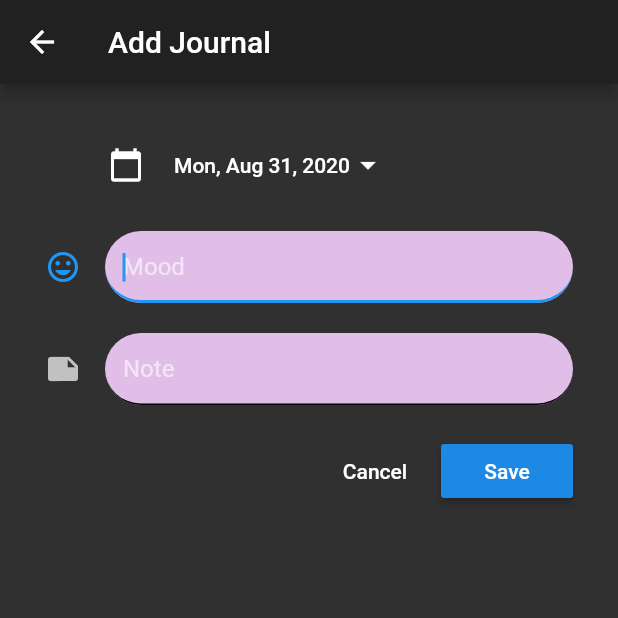
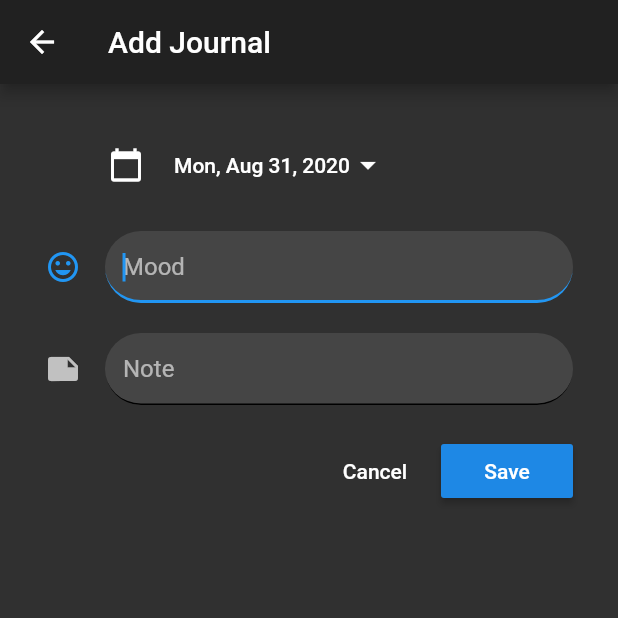
Before and after one commit to SPARSHAGGARWAL17/Flutter, a Flutter app: the screen it shows after launch, after a tap on the "add" icon, on a phone screen of 412 x 824 dp, the top half of it. Run offline on Flutter 3.47's test engine with Material 2 defaults, Android fonts, the phone set to English and light mode, and no system bars; our stand-ins replace image_picker, numberpicker, sqflite; missing offline and left inert: simple_image_crop; accounts and stored records are empty.

Commit message:
app completed

```diff
--- a/book/chapter_13/lib/entry.dart
+++ b/book/chapter_13/lib/entry.dart
@@ -32,6 +32,8 @@ class Entry extends StatefulWidget {
 
 class _EntryState extends State<Entry> {
   JournalEdit _journalEdit;
+  FocusNode _moodFocus = FocusNode();
+  FocusNode _noteFocus = FocusNode();
   TextEditingController _moodController = TextEditingController();
   TextEditingController _noteController = TextEditingController();
   DateTime currentDate;
@@ -126,15 +128,22 @@ class _EntryState extends State<Entry> {
                 TextField(
                   controller: _moodController,
                   autofocus: true,
+                  enableInteractiveSelection: true,
+                  focusNode: _moodFocus,
+                  textCapitalization: TextCapitalization.words,
                   textInputAction: TextInputAction.next,
+                  onSubmitted: (submitted) {
+                    FocusScope.of(context).requestFocus(_noteFocus);
+                  },
                   decoration: InputDecoration(
                     icon: Icon(Icons.mood),
                     enabledBorder: UnderlineInputBorder(
                       borderRadius: BorderRadius.circular(30),
                     ),
                     hintText: 'Mood',
-                    fillColor: Colors.purple[100],
+                    // fillColor: Colors.purple[100],
                     filled: true,
+
                     border: UnderlineInputBorder(
                       borderRadius: BorderRadius.circular(30),
                     ),
@@ -147,6 +156,8 @@ class _EntryState extends State<Entry> {
                   controller: _noteController,
                   autofocus: true,
                   textInputAction: TextInputAction.done,
+                  enableInteractiveSelection: true,
+                  textCapitalization: TextCapitalization.sentences,
                   onEditingComplete: () {
                     print(_noteController.text);
                   },
@@ -156,7 +167,7 @@ class _EntryState extends State<Entry> {
                       borderRadius: BorderRadius.circular(30),
                     ),
                     hintText: 'Note',
-                    fillColor: Colors.purple[100],
+                    // fillColor: Colors.purple[100],
                     filled: true,
                     border: UnderlineInputBorder(
                       borderRadius: BorderRadius.circular(30),
@@ -176,8 +187,15 @@ class _EntryState extends State<Entry> {
                         child: Text('Cancel')),
                     RaisedButton(
                       onPressed: () {
-                        _journalEdit.action = "Save";
-                        write();
+                        if (_moodController.text == "") {
+                          setState(() {
+                            _journalEdit.action = "Cancel";
+                            Navigator.pop(context, _journalEdit);
+                          });
+                        } else {
+                          _journalEdit.action = "Save";
+                          write();
+                        }
                       },
                       child: Text('Save'),
                     ),
--- a/book/chapter_13/lib/journal.dart
+++ b/book/chapter_13/lib/journal.dart
@@ -1,6 +1,5 @@
 import 'package:flutter/material.dart';
 import 'export.dart';
-import 'dart:async';
 
 class LandingPage extends StatefulWidget {
   @override
@@ -11,11 +10,49 @@ class _LandingPageState extends State<LandingPage> {
   DatabaseFileRoutines dbFileRoutine = DatabaseFileRoutines();
   Database _database = Database(journal: []);
   Future<List<Journal>> _loadJournal() async {
-    dbFileRoutine.readJournals().then((journalJson) {
+    await dbFileRoutine.readJournals().then((journalJson) {
       _database = dbFileRoutine.databaseFromJson(journalJson);
-      _database.journal.sort();
+      _database.journal
+          .sort((comp2, comp1) => comp2.date.compareTo(comp1.date));
     });
     return _database.journal;
+  }
+
+  void _addOrEditJournal(bool add, int index, Journal journal) async {
+    JournalEdit _journalEdit = JournalEdit(action: 'Cancel', journal: journal);
+    _journalEdit = await Navigator.push(
+      context,
+      MaterialPageRoute(
+        builder: (BuildContext context) => EntryPage(
+          add: add,
+          index: index,
+          journal: _journalEdit,
+        ),
+      ),
+    );
+
+    switch (_journalEdit.action) {
+      case "Save":
+        {
+          if (add) {
+            setState(() {
+              _database.journal.add(_journalEdit.journal);
+            });
+          } else {
+            setState(() {
+              _database.journal[index] = _journalEdit.journal;
+            });
+          }
+          DatabaseFileRoutines().writeJournals(
+            dbFileRoutine.databaseToJson(_database),
+          );
+          break;
+        }
+      case "Cancel":
+        break;
+      default:
+        break;
+    }
   }
 
   Widget buildListSeparated(AsyncSnapshot snapshot) {
@@ -24,7 +61,7 @@ class _LandingPageState extends State<LandingPage> {
         String _subtitle =
             snapshot.data[index].mood + "\n" + snapshot.data[index].note;
         return Dismissible(
-            key: Key(snapshot.data[index].id),
+          key: UniqueKey(), //(snapshot.data[index].id),
           background: Container(
             color: Colors.red,
             alignment: Alignment.centerLeft,
@@ -46,6 +83,9 @@ class _LandingPageState extends State<LandingPage> {
           child: Container(
             padding: EdgeInsets.symmetric(horizontal: 10, vertical: 15),
             child: ListTile(
+              onTap: () {
+                _addOrEditJournal(false, index, snapshot.data[index]);
+              },
               leading: Column(
                 children: [
                   Text(
@@ -82,53 +122,16 @@ class _LandingPageState extends State<LandingPage> {
           color: Colors.black,
         );
       },
-        itemCount: snapshot.data.length);
+      itemCount: snapshot.data.length,
+    );
   }
 
   @override
   Widget build(BuildContext context) {
-    void _addOrEditJournal(bool add, int index, Journal journal) async {
-      JournalEdit _journalEdit = await Navigator.push(
-        context,
-        MaterialPageRoute(
-          builder: (BuildContext context) => EntryPage(
-            add: true,
-            index: index,
-            journal: JournalEdit(),
-          ),
-        ),
-      );
-      if (_journalEdit != null) {
-        switch (_journalEdit.action) {
-          case "Save":
-            {
-              if (add) {
-                setState(() {
-                  _database.journal.add(_journalEdit.journal);
-                });
-              } else {
-                setState(() {
-                  _database.journal[index] = _journalEdit.journal;
-                });
-              }
-              DatabaseFileRoutines().writeJournals(
-                dbFileRoutine.databaseToJson(_database),
-              );
-              break;
-            }
-          case "Cancel":
-            break;
-          default:
-            break;
-        }
-      }
-    }
-
     return Scaffold(
       bottomNavigationBar: BottomAppBar(
         shape: CircularNotchedRectangle(),
         child: Padding(padding: EdgeInsets.all(30)),
-        color: Colors.purple[500],
       ),
       floatingActionButtonLocation: FloatingActionButtonLocation.centerDocked,
       floatingActionButton: FloatingActionButton(
@@ -147,11 +150,11 @@ class _LandingPageState extends State<LandingPage> {
           initialData: [],
           future: _loadJournal(),
           builder: (BuildContext context, AsyncSnapshot snapshot) {
-            return !snapshot.hasData
-                ? Center(
+            return snapshot.hasData
+                ? buildListSeparated(snapshot)
+                : Center(
                     child: CircularProgressIndicator(),
-                  )
-                : buildListSeparated(snapshot);
+                  );
           },
         ),
       ),
--- a/book/chapter_13/lib/main.dart
+++ b/book/chapter_13/lib/main.dart
@@ -10,10 +10,6 @@ class MyApp extends StatelessWidget {
   @override
   Widget build(BuildContext context) {
     return MaterialApp(
-      darkTheme: ThemeData(
-        primarySwatch: Colors.deepOrange,
-        canvasColor: Colors.grey[200],
-      ),
       theme: ThemeData.dark(),
       home: LandingPage(),
     );
```
Lines whose indentation alone changed are shown as unchanged.
